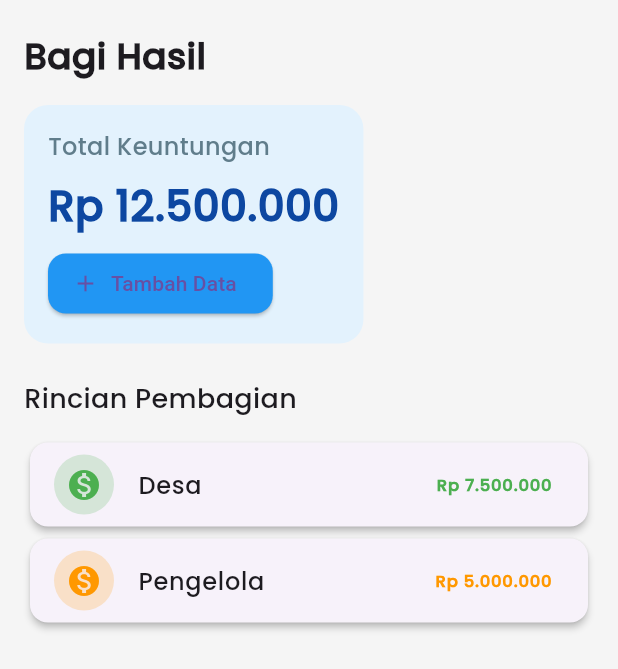
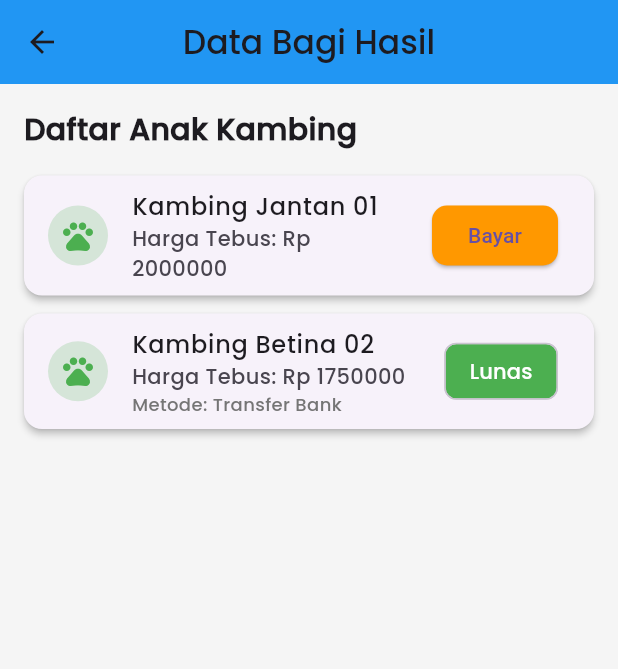
Before and after one commit to ccpsaepul094/sistem-aplikasi-amanah-bantuan-rakyat-SABAR-, a Flutter app: the BagihasilPage screen opened directly, on a phone screen of 412 x 824 dp. Shown: the top 669 px of the screen. Run offline on Flutter 3.47's test engine with Material 3 defaults, Android fonts, the phone set to English and light mode, and no system bars.

Commit message:
memperbaharui kode bagi hasil

```diff
--- a/lib/pages/halaman_users/halaman_bagihasil.dart
+++ b/lib/pages/halaman_users/halaman_bagihasil.dart
@@ -1,118 +1,178 @@
 import 'package:flutter/material.dart';
 
-class BagihasilPage extends StatelessWidget {
+class BagihasilPage extends StatefulWidget {
+  @override
+  _BagihasilPageState createState() => _BagihasilPageState();
+}
+
+class _BagihasilPageState extends State<BagihasilPage> {
+  List<Map<String, dynamic>> dataKambing = [
+    {
+      "nama": "Kambing Jantan 01",
+      "harga": 2000000,
+      "status": false,
+      "metode_pembayaran": null,
+    },
+    {
+      "nama": "Kambing Betina 02",
+      "harga": 1750000,
+      "status": true,
+      "metode_pembayaran": "Transfer Bank",
+    },
+  ];
+
+  void _showFormPembayaran(BuildContext context, int index) {
+    String metode = 'Transfer Bank';
+
+    showDialog(
+      context: context,
+      builder: (context) {
+        return AlertDialog(
+          shape:
+              RoundedRectangleBorder(borderRadius: BorderRadius.circular(16)),
+          title: Text('Pembayaran', style: TextStyle(fontFamily: 'Poppins')),
+          content: StatefulBuilder(
+            builder: (context, setStateDialog) {
+              return Column(
+                mainAxisSize: MainAxisSize.min,
+                children: [
+                  DropdownButtonFormField<String>(
+                    value: metode,
+                    decoration: InputDecoration(
+                      labelText: 'Metode Pembayaran',
+                      border: OutlineInputBorder(),
+                    ),
+                    items: [
+                      DropdownMenuItem(
+                          value: 'Transfer Bank', child: Text('Transfer Bank')),
+                      DropdownMenuItem(value: 'Tunai', child: Text('Tunai')),
+                    ],
+                    onChanged: (value) {
+                      setStateDialog(() {
+                        metode = value!;
+                      });
+                    },
+                  ),
+                ],
+              );
+            },
+          ),
+          actions: [
+            TextButton(
+              onPressed: () => Navigator.pop(context),
+              child: Text("Batal", style: TextStyle(fontFamily: 'Poppins')),
+            ),
+            ElevatedButton(
+              onPressed: () {
+                setState(() {
+                  dataKambing[index]['status'] = true;
+                  dataKambing[index]['metode_pembayaran'] = metode;
+                });
+                Navigator.pop(context);
+              },
+              child: Text("Bayar"),
+              style: ElevatedButton.styleFrom(backgroundColor: Colors.green),
+            ),
+          ],
+        );
+      },
+    );
+  }
+
   @override
   Widget build(BuildContext context) {
     return Scaffold(
       backgroundColor: Colors.grey[100],
-      body: SafeArea(
-        child: Padding(
-          padding: const EdgeInsets.symmetric(horizontal: 16, vertical: 20),
+      appBar: AppBar(
+        backgroundColor: Colors.blue,
+        title: Text("Data Bagi Hasil", style: TextStyle(fontFamily: "Poppins")),
+        centerTitle: true,
+      ),
+      body: Padding(
+        padding: const EdgeInsets.all(16),
         child: Column(
           crossAxisAlignment: CrossAxisAlignment.start,
           children: [
             Text(
-                "Bagi Hasil",
+              "Daftar Anak Kambing",
               style: TextStyle(
-                  fontSize: 24,
+                fontSize: 20,
                 fontWeight: FontWeight.bold,
                 fontFamily: "Poppins",
               ),
             ),
             SizedBox(height: 16),
-
-              Container(
-                padding: EdgeInsets.all(16),
-                decoration: BoxDecoration(
-                  color: Colors.blue[50],
-                  borderRadius: BorderRadius.circular(16),
+            Expanded(
+              child: ListView.builder(
+                itemCount: dataKambing.length,
+                itemBuilder: (context, index) {
+                  final kambing = dataKambing[index];
+                  return Card(
+                    shape: RoundedRectangleBorder(
+                      borderRadius: BorderRadius.circular(12),
                     ),
-                child: Column(
+                    margin: EdgeInsets.only(bottom: 12),
+                    elevation: 2,
+                    child: ListTile(
+                      leading: CircleAvatar(
+                        backgroundColor: Colors.green.withOpacity(0.2),
+                        child: Icon(Icons.pets, color: Colors.green),
+                      ),
+                      title: Text(
+                        kambing["nama"],
+                        style: TextStyle(
+                          fontFamily: "Poppins",
+                          fontWeight: FontWeight.w600,
+                        ),
+                      ),
+                      subtitle: Column(
                         crossAxisAlignment: CrossAxisAlignment.start,
                         children: [
                           Text(
-                      "Total Keuntungan",
+                            "Harga Tebus: Rp ${kambing["harga"]}",
+                            style: TextStyle(fontFamily: "Poppins"),
+                          ),
+                          if (kambing["metode_pembayaran"] != null)
+                            Text(
+                              "Metode: ${kambing["metode_pembayaran"]}",
                               style: TextStyle(
-                        fontSize: 16,
                                 fontFamily: "Poppins",
-                        color: Colors.blueGrey,
+                                fontSize: 12,
+                                color: Colors.grey[600],
                               ),
                             ),
-                    SizedBox(height: 8),
-                    Text(
-                      "Rp 12.500.000",
+                        ],
+                      ),
+                      trailing: kambing["status"]
+                          ? Chip(
+                              label: Text(
+                                "Lunas",
                                 style: TextStyle(
-                        fontSize: 28,
-                        fontWeight: FontWeight.bold,
                                   fontFamily: "Poppins",
-                        color: Colors.blue[900],
+                                  color: Colors.white,
                                 ),
                               ),
-                    SizedBox(height: 8),
-                    ElevatedButton.icon(
-                      onPressed: () {},
-                      icon: Icon(Icons.add),
-                      label: Text("Tambah Data"),
+                              backgroundColor: Colors.green,
+                            )
+                          : ElevatedButton(
+                              onPressed: () =>
+                                  _showFormPembayaran(context, index),
+                              child: Text("Bayar"),
                               style: ElevatedButton.styleFrom(
-                        backgroundColor: Colors.blue,
+                                backgroundColor: Colors.orange,
                                 shape: RoundedRectangleBorder(
-                          borderRadius: BorderRadius.circular(12),
+                                  borderRadius: BorderRadius.circular(10),
                                 ),
                               ),
-                    )
-                  ],
                             ),
                     ),
-
-              SizedBox(height: 24),
-
-              Text(
-                "Rincian Pembagian",
-                style: TextStyle(
-                  fontSize: 18,
-                  fontWeight: FontWeight.w600,
-                  fontFamily: "Poppins",
-                ),
-              ),
-              SizedBox(height: 12),
-
-              Expanded(
-                child: ListView(
-                  children: [
-                    _buildItem("Desa", "Rp 7.500.000", Colors.green),
-                    _buildItem("Pengelola", "Rp 5.000.000", Colors.orange),
-                  ],
+                  );
+                },
               ),
             ),
           ],
         ),
       ),
-      ),
-    );
-  }
-
-  Widget _buildItem(String title, String amount, Color color) {
-    return Card(
-      shape: RoundedRectangleBorder(borderRadius: BorderRadius.circular(12)),
-      elevation: 2,
-      child: ListTile(
-        leading: CircleAvatar(
-          backgroundColor: color.withOpacity(0.2),
-          child: Icon(Icons.monetization_on, color: color),
-        ),
-        title: Text(
-          title,
-          style: TextStyle(fontFamily: "Poppins", fontWeight: FontWeight.w600),
-        ),
-        trailing: Text(
-          amount,
-          style: TextStyle(
-            fontFamily: "Poppins",
-            fontWeight: FontWeight.bold,
-            color: color,
-          ),
-        ),
-      ),
     );
   }
 }
```
Also changed, not shown: 14 other files. Lines whose indentation alone changed are shown as unchanged.
